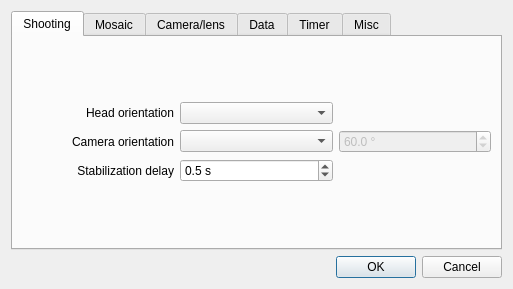
This is papywizard/view/ui/configDialog.ui in bingostar89/Papywizard as Qt 5 draws it before an edit. The edited form follows.
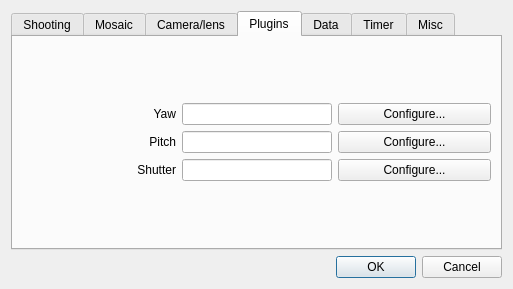
This is the edited form. The open tabs and pages were chosen to show the change. Icons and pictures are not drawn.

Commit message: New plugin config dialog layout

```diff
--- a/papywizard/view/ui/configDialog.ui
+++ b/papywizard/view/ui/configDialog.ui
@@ -468,6 +468,158 @@
        </item>
       </layout>
      </widget>
+     <widget class="QWidget" name="tab">
+      <attribute name="title">
+       <string>Plugins</string>
+      </attribute>
+      <layout class="QGridLayout" name="gridLayout_9">
+       <item row="0" column="0">
+        <layout class="QGridLayout" name="gridLayout_5">
+         <item row="0" column="0">
+          <widget class="QLabel" name="label_15">
+           <property name="text">
+            <string>Yaw</string>
+           </property>
+           <property name="alignment">
+            <set>Qt::AlignRight|Qt::AlignTrailing|Qt::AlignVCenter</set>
+           </property>
+           <property name="margin">
+            <number>5</number>
+           </property>
+          </widget>
+         </item>
+         <item row="1" column="0">
+          <widget class="QLabel" name="label_16">
+           <property name="text">
+            <string>Pitch</string>
+           </property>
+           <property name="alignment">
+            <set>Qt::AlignRight|Qt::AlignTrailing|Qt::AlignVCenter</set>
+           </property>
+           <property name="margin">
+            <number>5</number>
+           </property>
+          </widget>
+         </item>
+         <item row="1" column="3">
+          <widget class="QPushButton" name="pitchAxisConfigurePushButton">
+           <property name="text">
+            <string>Configure...</string>
+           </property>
+           <property name="icon">
+            <iconset resource="../icons.qrc">
+             <normaloff>:/icons/configure.png</normaloff>:/icons/configure.png</iconset>
+           </property>
+          </widget>
+         </item>
+         <item row="2" column="0">
+          <widget class="QLabel" name="label_17">
+           <property name="enabled">
+            <bool>true</bool>
+           </property>
+           <property name="text">
+            <string>Shutter</string>
+           </property>
+           <property name="alignment">
+            <set>Qt::AlignRight|Qt::AlignTrailing|Qt::AlignVCenter</set>
+           </property>
+           <property name="margin">
+            <number>5</number>
+           </property>
+          </widget>
+         </item>
+         <item row="0" column="3">
+          <widget class="QPushButton" name="yawAxisConfigurePushButton">
+           <property name="text">
+            <string>Configure...</string>
+           </property>
+           <property name="icon">
+            <iconset resource="../icons.qrc">
+             <normaloff>:/icons/configure.png</normaloff>:/icons/configure.png</iconset>
+           </property>
+          </widget>
+         </item>
+         <item row="2" column="3">
+          <widget class="QPushButton" name="shutterConfigurePushButton">
+           <property name="text">
+            <string>Configure...</string>
+           </property>
+           <property name="icon">
+            <iconset resource="../icons.qrc">
+             <normaloff>:/icons/configure.png</normaloff>:/icons/configure.png</iconset>
+           </property>
+          </widget>
+         </item>
+         <item row="0" column="2">
+          <widget class="QLineEdit" name="yawAxisPluginNameLineEdit">
+           <property name="sizePolicy">
+            <sizepolicy hsizetype="Fixed" vsizetype="Fixed">
+             <horstretch>0</horstretch>
+             <verstretch>0</verstretch>
+            </sizepolicy>
+           </property>
+           <property name="minimumSize">
+            <size>
+             <width>150</width>
+             <height>0</height>
+            </size>
+           </property>
+           <property name="maxLength">
+            <number>32768</number>
+           </property>
+           <property name="readOnly">
+            <bool>true</bool>
+           </property>
+          </widget>
+         </item>
+         <item row="1" column="2">
+          <widget class="QLineEdit" name="pitchAxisPluginNameLineEdit">
+           <property name="sizePolicy">
+            <sizepolicy hsizetype="Fixed" vsizetype="Fixed">
+             <horstretch>0</horstretch>
+             <verstretch>0</verstretch>
+            </sizepolicy>
+           </property>
+           <property name="minimumSize">
+            <size>
+             <width>150</width>
+             <height>0</height>
+            </size>
+           </property>
+           <property name="maxLength">
+            <number>32768</number>
+           </property>
+           <property name="readOnly">
+            <bool>true</bool>
+           </property>
+          </widget>
+         </item>
+         <item row="2" column="2">
+          <widget class="QLineEdit" name="shutterPluginNameLineEdit">
+           <property name="sizePolicy">
+            <sizepolicy hsizetype="Fixed" vsizetype="Fixed">
+             <horstretch>0</horstretch>
+             <verstretch>0</verstretch>
+            </sizepolicy>
+           </property>
+           <property name="minimumSize">
+            <size>
+             <width>150</width>
+             <height>0</height>
+            </size>
+           </property>
+           <property name="maxLength">
+            <number>32768</number>
+           </property>
+           <property name="readOnly">
+            <bool>true</bool>
+           </property>
+          </widget>
+         </item>
+        </layout>
+       </item>
+      </layout>
+     </widget>
      <widget class="QWidget" name="dataTab">
       <attribute name="title">
        <string>Data</string>
```
The commit also changes 14 other files.
